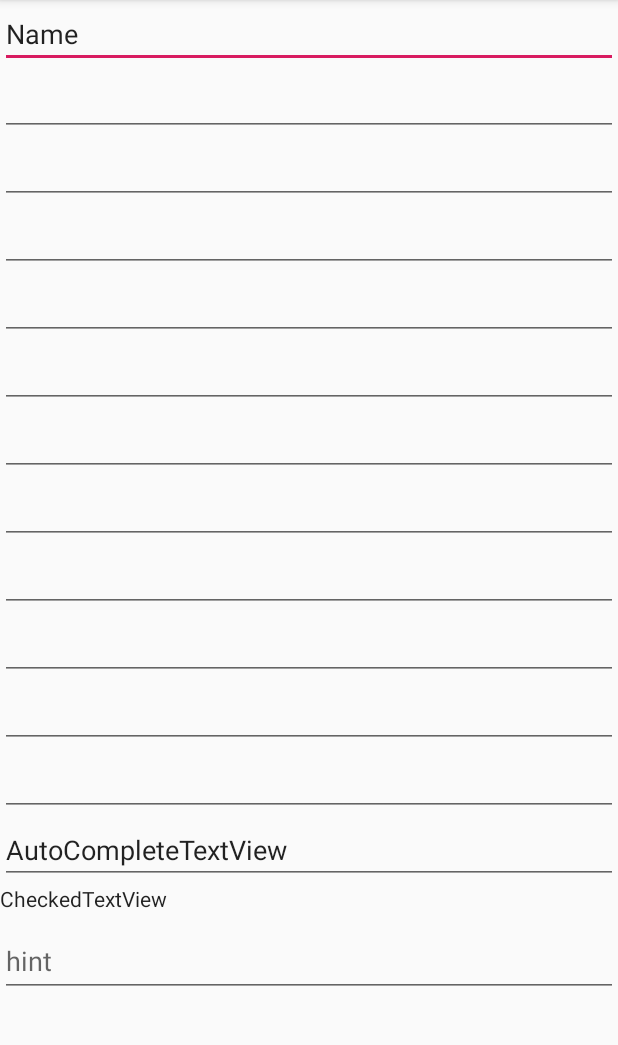
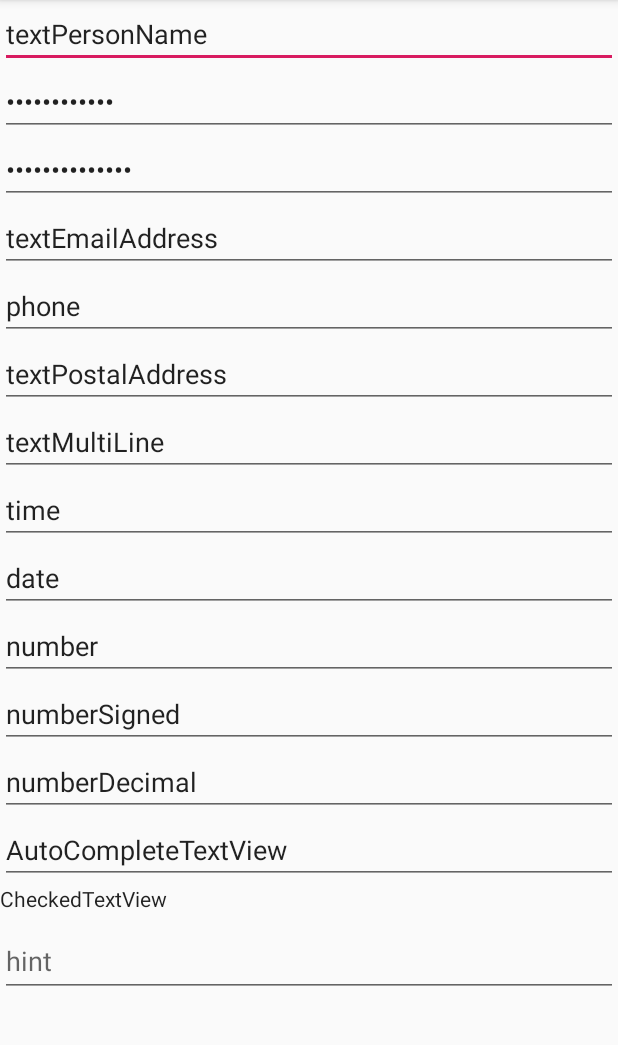
Before and after one commit to eggonlea/EditTextTest, an Android app: the screen it shows after launch (MainActivity), on a phone screen of 412 x 824 dp, the part 84-1129 px from its top. Run offline under Robolectric (Android 15) with nearby library versions, the phone set to English and light mode, and no system bars.

Commit message:
scrollable with hints
Signed-off-by: Li Li <eggonlea@msn.com>

```diff
--- a/app/src/main/res/layout/activity_main.xml
+++ b/app/src/main/res/layout/activity_main.xml
@@ -1,11 +1,13 @@
 <?xml version="1.0" encoding="utf-8"?>
+<ScrollView xmlns:android="http://schemas.android.com/apk/res/android"
+    android:layout_width="match_parent"
+    android:layout_height="match_parent">
     <LinearLayout xmlns:android="http://schemas.android.com/apk/res/android"
-    xmlns:app="http://schemas.android.com/apk/res-auto"
         xmlns:tools="http://schemas.android.com/tools"
         android:layout_width="match_parent"
         android:layout_height="match_parent"
         android:orientation="vertical"
-    tools:context=".MainActivity" >
+        tools:context=".MainActivity">
 
         <EditText
             android:id="@+id/editText4"
@@ -13,42 +15,47 @@
             android:layout_height="wrap_content"
             android:ems="10"
             android:inputType="textPersonName"
-        android:text="Name" />
+            android:text="textPersonName"/>
 
         <EditText
             android:id="@+id/editText6"
             android:layout_width="match_parent"
             android:layout_height="wrap_content"
             android:ems="10"
-        android:inputType="textPassword" />
+            android:inputType="textPassword"
+            android:text="textPassword"/>
 
         <EditText
             android:id="@+id/editText7"
             android:layout_width="match_parent"
             android:layout_height="wrap_content"
             android:ems="10"
-        android:inputType="numberPassword" />
+            android:inputType="numberPassword"
+            android:text="numberPassword"/>
 
         <EditText
             android:id="@+id/editText8"
             android:layout_width="match_parent"
             android:layout_height="wrap_content"
             android:ems="10"
-        android:inputType="textEmailAddress" />
+            android:inputType="textEmailAddress"
+            android:text="textEmailAddress"/>
 
         <EditText
             android:id="@+id/editText9"
             android:layout_width="match_parent"
             android:layout_height="wrap_content"
             android:ems="10"
-        android:inputType="phone" />
+            android:inputType="phone"
+            android:text="phone"/>
 
         <EditText
             android:id="@+id/editText10"
             android:layout_width="match_parent"
             android:layout_height="wrap_content"
             android:ems="10"
-        android:inputType="textPostalAddress" />
+            android:inputType="textPostalAddress"
+            android:text="textPostalAddress"/>
 
         <EditText
             android:id="@+id/editText11"
@@ -56,54 +63,60 @@
             android:layout_height="wrap_content"
             android:ems="10"
             android:gravity="start|top"
-        android:inputType="textMultiLine" />
+            android:inputType="textMultiLine"
+            android:text="textMultiLine"/>
 
         <EditText
             android:id="@+id/editText12"
             android:layout_width="match_parent"
             android:layout_height="wrap_content"
             android:ems="10"
-        android:inputType="time" />
+            android:inputType="time"
+            android:text="time"/>
 
         <EditText
             android:id="@+id/editText13"
             android:layout_width="match_parent"
             android:layout_height="wrap_content"
             android:ems="10"
-        android:inputType="date" />
+            android:inputType="date"
+            android:text="date"/>
 
         <EditText
             android:id="@+id/editText14"
             android:layout_width="match_parent"
             android:layout_height="wrap_content"
             android:ems="10"
-        android:inputType="number" />
+            android:inputType="number"
+            android:text="number"/>
 
         <EditText
             android:id="@+id/editText15"
             android:layout_width="match_parent"
             android:layout_height="wrap_content"
             android:ems="10"
-        android:inputType="numberSigned" />
+            android:inputType="numberSigned"
+            android:text="numberSigned"/>
 
         <EditText
             android:id="@+id/editText16"
             android:layout_width="match_parent"
             android:layout_height="wrap_content"
             android:ems="10"
-        android:inputType="numberDecimal" />
+            android:inputType="numberDecimal"
+            android:text="numberDecimal"/>
 
         <AutoCompleteTextView
             android:id="@+id/autoCompleteTextView"
             android:layout_width="match_parent"
             android:layout_height="wrap_content"
-        android:text="AutoCompleteTextView" />
+            android:text="AutoCompleteTextView"/>
 
         <CheckedTextView
             android:id="@+id/checkedTextView"
             android:layout_width="match_parent"
             android:layout_height="wrap_content"
-        android:text="CheckedTextView" />
+            android:text="CheckedTextView"/>
 
         <android.support.design.widget.TextInputLayout
             android:layout_width="match_parent"
@@ -112,6 +125,7 @@
             <android.support.design.widget.TextInputEditText
                 android:layout_width="match_parent"
                 android:layout_height="wrap_content"
-            android:hint="hint" />
+                android:hint="hint"/>
         </android.support.design.widget.TextInputLayout>
     </LinearLayout>
+</ScrollView>
--- a/build.gradle
+++ b/build.gradle
@@ -7,7 +7,7 @@ buildscript {
 
     }
     dependencies {
-        classpath 'com.android.tools.build:gradle:3.4.1'
+        classpath 'com.android.tools.build:gradle:3.4.2'
 
         // NOTE: Do not place your application dependencies here; they belong
         // in the individual module build.gradle files
```
Also changed, not shown: 1 other file. Lines whose indentation alone changed are shown as unchanged.
